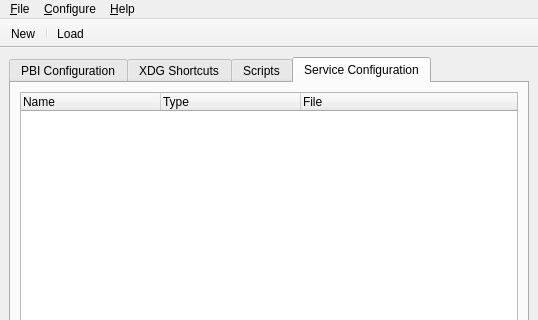
Qt form src-qt4/EasyPBI/mainGUI.ui (trueos/pcbsd) before a commit; both pictures show x 0 to 538 and y 0 to 320 of the 538 by 489 pixel window.
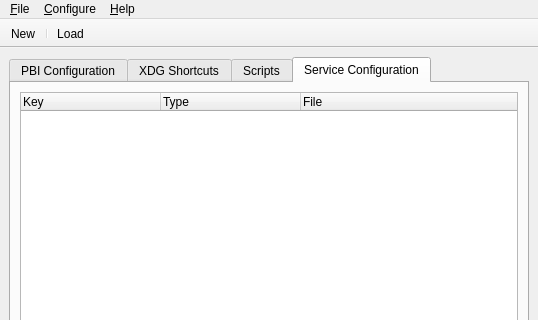
The same form after that commit. The open tabs and pages were chosen to show the change. Icons and pictures are not drawn.

```diff
--- a/src-qt4/EasyPBI/mainGUI.ui
+++ b/src-qt4/EasyPBI/mainGUI.ui
@@ -1066,12 +1066,15 @@
        <layout class="QVBoxLayout" name="verticalLayout">
         <item>
          <widget class="QTreeWidget" name="tree_scfg">
+          <property name="indentation">
+           <number>0</number>
+          </property>
           <attribute name="headerDefaultSectionSize">
            <number>140</number>
           </attribute>
           <column>
            <property name="text">
-            <string>Name</string>
+            <string>Key</string>
            </property>
           </column>
           <column>
```
Left out of the diff: 2 changed lines with no effect on the pictures.
